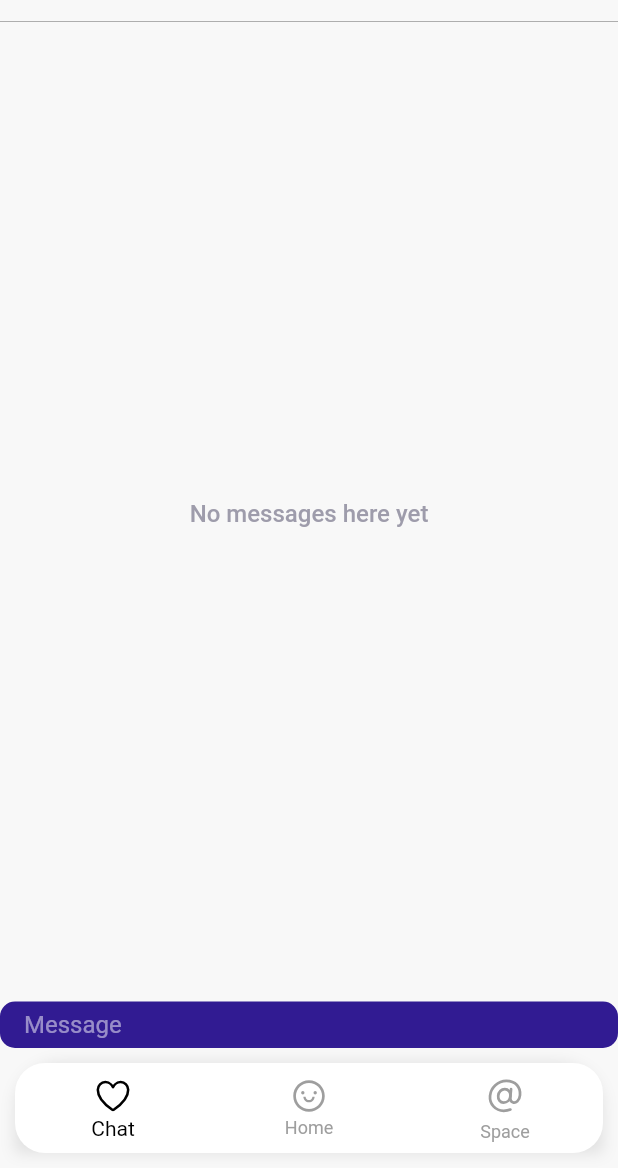
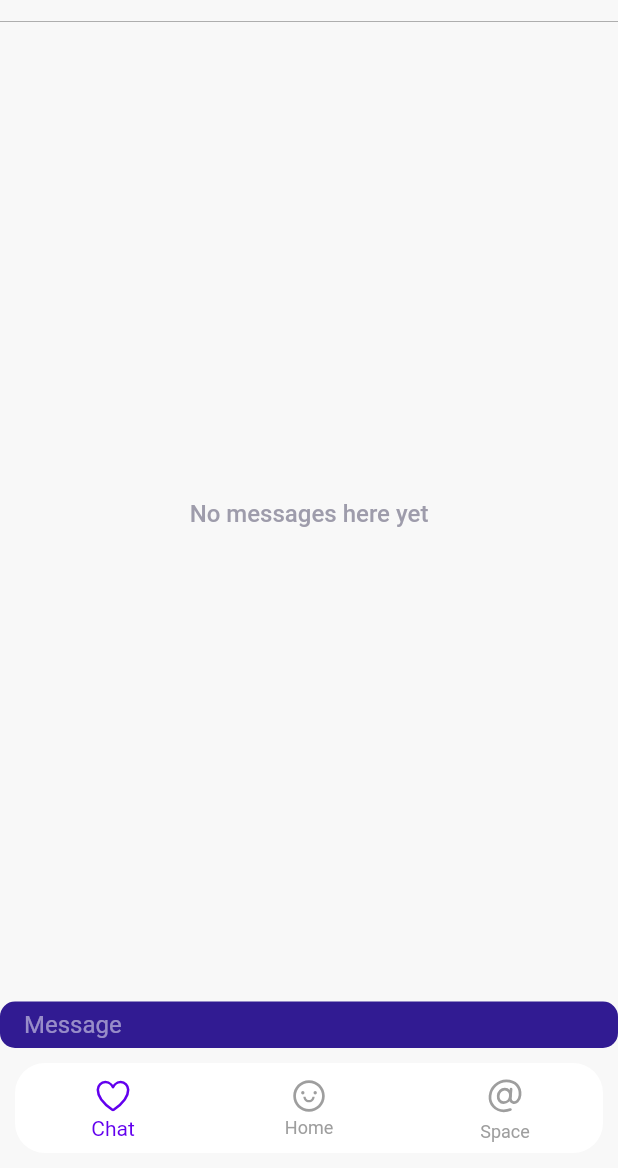
Before and after one commit to 0xrpj/kalpanik-saathi, a Flutter app: the screen it shows once a user with an empty profile is signed in, on a phone screen of 412 x 824 dp, the part 68-1236 px from its top. Run offline on Flutter 3.47's test engine with Material 2 defaults, Android fonts, the phone set to English and light mode, and no system bars; our stand-ins replace audioplayers, cloud_firestore, firebase_auth, firebase_core, flutter_chat_types, flutter_chat_ui and 4 more; accounts and stored records are empty; project files that could hold a hidden picture were left out.

Commit message:
modify bottombar

```diff
--- a/lib/pages/home/home.dart
+++ b/lib/pages/home/home.dart
@@ -1,16 +1,10 @@
-import 'package:custom_navigation_bar/custom_navigation_bar.dart';
 import 'package:flutter/material.dart';
-import 'package:font_awesome_flutter/font_awesome_flutter.dart';
+import 'package:flutter_vector_icons/flutter_vector_icons.dart';
+import 'package:kalpaniksaathi/pages/chatbot/chatbot.dart';
 import 'package:kalpaniksaathi/pages/podcast/listen_page.dart';
+import 'package:kalpaniksaathi/pages/posts/posts.dart';
 import 'package:kalpaniksaathi/pages/widgets/appbar.dart';
-import 'package:kalpaniksaathi/pages/posts/post_detail.dart';
 import 'package:kalpaniksaathi/services/auth.dart';
-import 'package:kalpaniksaathi/theme.dart';
-import 'package:kalpaniksaathi/widgets/snackbar.dart';
-import 'package:flutter_vector_icons/flutter_vector_icons.dart';
-import 'package:persistent_bottom_nav_bar/persistent-tab-view.dart';
-import 'package:kalpaniksaathi/pages/chatbot/chatbot.dart';
-import 'package:kalpaniksaathi/pages/posts/posts.dart';
 
 class Home extends StatefulWidget {
   const Home({Key? key}) : super(key: key);
@@ -43,12 +37,12 @@ class _HomeState extends State<Home> {
                 borderRadius: BorderRadius.only(
                     topRight: Radius.circular(30),
                     topLeft: Radius.circular(30)),
-                boxShadow: [
-                  BoxShadow(
-                      color: Colors.grey.shade300,
-                      spreadRadius: 0,
-                      blurRadius: 8),
-                ],
+                // boxShadow: [
+                //   BoxShadow(
+                //       color: Colors.grey.shade300,
+                //       spreadRadius: 0,
+                //       blurRadius: 1),
+                // ],
               ),
               child: ClipRRect(
                 borderRadius: BorderRadius.all(
@@ -82,10 +76,10 @@ class _HomeState extends State<Home> {
                         ),
                       ],
                       currentIndex: _currentIndex,
-                      selectedItemColor: Theme.of(context).primaryColor,
+                      // selectedItemColor: Theme.of(context).primaryColor,
                       unselectedItemColor: Colors.grey,
                       elevation: 0.0,
-                      backgroundColor: Colors.white,
+                      backgroundColor: Theme.of(context).primaryColorLight,
                       // showTooltip: false,
                       onTap: (index) {
                         setState(() {
```
